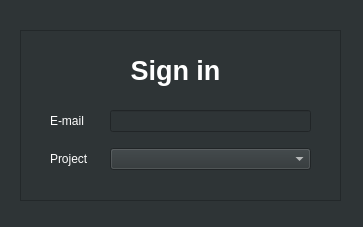
Above: pipeline/scripts/loader/loader_ui/singin_window.ui from UiChul/yummy before the change. Below: the same form after it.
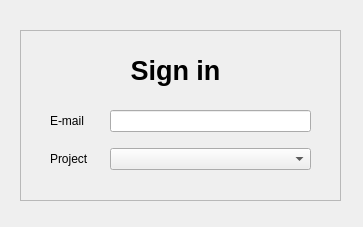
That is the form after the change.

Diff of the .ui file:
```diff
--- a/pipeline/scripts/loader/loader_ui/singin_window.ui
+++ b/pipeline/scripts/loader/loader_ui/singin_window.ui
@@ -14,7 +14,7 @@
    <string>Form</string>
   </property>
   <property name="styleSheet">
-   <string notr="true">background-color: rgb(46, 52, 54);</string>
+   <string notr="true"/>
   </property>
   <widget class="QStackedWidget" name="stackedWidget">
    <property name="geometry">
@@ -57,7 +57,7 @@
        <item row="0" column="0">
         <widget class="QLabel" name="label">
          <property name="styleSheet">
-          <string notr="true">color: rgb(255, 255, 255);</string>
+          <string notr="true"/>
          </property>
          <property name="text">
           <string>E-mail      </string>
@@ -67,14 +67,14 @@
        <item row="0" column="1">
         <widget class="QLineEdit" name="lineEdit_email">
          <property name="styleSheet">
-          <string notr="true">color: rgb(255, 255, 255);</string>
+          <string notr="true"/>
          </property>
         </widget>
        </item>
        <item row="1" column="0">
         <widget class="QLabel" name="label_2">
          <property name="styleSheet">
-          <string notr="true">color: rgb(255, 255, 255);</string>
+          <string notr="true"/>
          </property>
          <property name="text">
           <string>Project</string>
@@ -84,7 +84,7 @@
        <item row="1" column="1">
         <widget class="QComboBox" name="comboBox_project_name">
          <property name="styleSheet">
-          <string notr="true">color: rgb(255, 255, 255);</string>
+          <string notr="true"/>
          </property>
         </widget>
        </item>
@@ -100,7 +100,7 @@
        </rect>
       </property>
       <property name="styleSheet">
-       <string notr="true">color: rgb(255, 255, 255);</string>
+       <string notr="true"/>
       </property>
       <property name="text">
        <string>&lt;html&gt;&lt;head/&gt;&lt;body&gt;&lt;p align=&quot;center&quot;&gt;&lt;span style=&quot; font-size:20pt; font-weight:700;&quot;&gt;Sign in&lt;/span&gt;&lt;/p&gt;&lt;/body&gt;&lt;/html&gt;</string>
```
